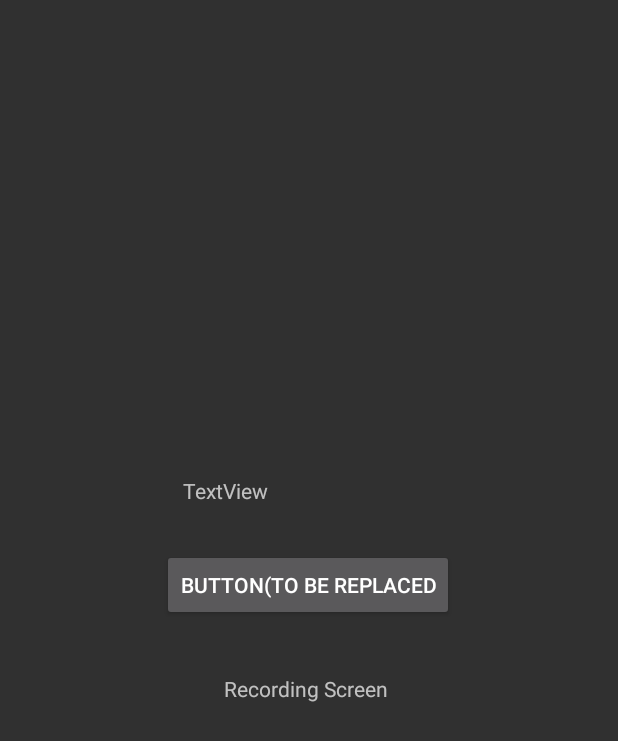
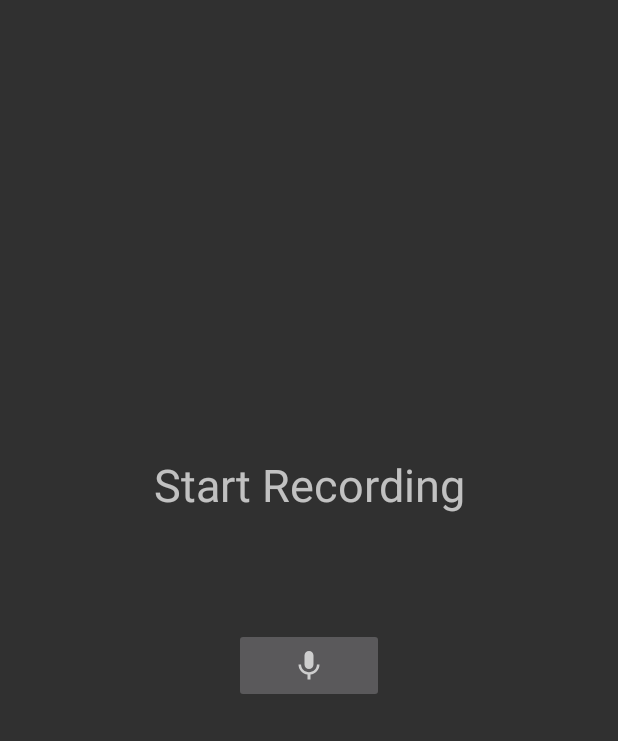
Before and after one commit to zchen665/Meowsic, an Android app: the NewRecording screen opened directly, with no data from a screen before it, on a phone screen of 412 x 824 dp. Shown: the top 741 px of the screen. Run offline under Robolectric (Android 15) with nearby library versions, the phone set to English and light mode, and no system bars.

Commit message:
record screen

```diff
--- a/app/src/main/java/com/example/meowsic/NewRecording.java
+++ b/app/src/main/java/com/example/meowsic/NewRecording.java
@@ -4,6 +4,7 @@ import android.content.Intent;
 import android.os.Bundle;
 import android.view.View;
 import android.widget.Button;
+import android.widget.ImageButton;
 import android.widget.TextView;
 
 import androidx.appcompat.app.AppCompatActivity;
@@ -15,11 +16,11 @@ public class NewRecording extends AppCompatActivity {
         super.onCreate(savedInstanceState);
         setContentView(R.layout.new_recording);
 
-        TextView textView2 = findViewById(R.id.textView2);
+        //TextView textView2 = findViewById(R.id.textView2);
         Intent intent = getIntent();
-        textView2.setText("Recording Screen");
+        //textView2.setText("Recording Screen");
 
-        Button checkRecording = (Button) findViewById(R.id.button);
+        ImageButton checkRecording = (ImageButton) findViewById(R.id.button);
 
         checkRecording.setOnClickListener(new View.OnClickListener(){
         public void onClick(View v){
--- /dev/null
+++ b/app/src/main/res/drawable/ic_baseline_mic_24.xml
@@ -0,0 +1,10 @@
+<vector xmlns:android="http://schemas.android.com/apk/res/android"
+    android:width="24dp"
+    android:height="24dp"
+    android:viewportWidth="24"
+    android:viewportHeight="24"
+    android:tint="?attr/colorControlNormal">
+  <path
+      android:fillColor="@android:color/white"
+      android:pathData="M12,14c1.66,0 2.99,-1.34 2.99,-3L15,5c0,-1.66 -1.34,-3 -3,-3S9,3.34 9,5v6c0,1.66 1.34,3 3,3zM17.3,11c0,3 -2.54,5.1 -5.3,5.1S6.7,14 6.7,11L5,11c0,3.41 2.72,6.23 6,6.72L11,21h2v-3.28c3.28,-0.48 6,-3.3 6,-6.72h-1.7z"/>
+</vector>
--- a/app/src/main/res/layout/new_recording.xml
+++ b/app/src/main/res/layout/new_recording.xml
@@ -5,38 +5,32 @@
     android:layout_width="match_parent"
     android:layout_height="match_parent">
 
-    <TextView
-        android:id="@+id/textView2"
-        android:layout_width="wrap_content"
-        android:layout_height="wrap_content"
-        android:text="need a microphone icon here: tap to start recording"
+
+    <ImageButton
+        android:id="@+id/button"
+        android:layout_width="100dp"
+        android:layout_height="50dp"
+        android:layout_marginBottom="30dp"
         app:layout_constraintBottom_toBottomOf="parent"
-        app:layout_constraintEnd_toEndOf="parent"
-        app:layout_constraintHorizontal_bias="0.494"
-        app:layout_constraintStart_toStartOf="parent"
+        app:layout_constraintHorizontal_bias="0.5"
+        app:layout_constraintLeft_toLeftOf="parent"
+        app:layout_constraintRight_toRightOf="parent"
         app:layout_constraintTop_toTopOf="parent"
-        app:layout_constraintVertical_bias="0.558" />
-
-    <Button
-        android:id="@+id/button"
-        android:layout_width="wrap_content"
-        android:layout_height="wrap_content"
-        android:layout_marginBottom="30dp"
-        android:text="Button(to be replaced"
-        app:layout_constraintBottom_toTopOf="@+id/textView2"
-        app:layout_constraintEnd_toEndOf="parent"
-        app:layout_constraintHorizontal_bias="0.498"
-        app:layout_constraintStart_toStartOf="parent"
-        app:layout_constraintTop_toTopOf="parent"
-        app:layout_constraintVertical_bias="0.985" />
+        app:layout_constraintVertical_bias="0.563"
+        app:srcCompat="@drawable/ic_baseline_mic_24" />
 
     <TextView
         android:id="@+id/textView3"
         android:layout_width="wrap_content"
         android:layout_height="wrap_content"
-        android:layout_marginStart="14dp"
-        android:layout_marginBottom="29dp"
-        android:text="TextView"
+        android:textSize="30dp"
+        android:text="Start Recording"
+        app:layout_constraintBottom_toBottomOf="parent"
         app:layout_constraintBottom_toTopOf="@+id/button"
-        app:layout_constraintStart_toStartOf="@+id/button" />
+        app:layout_constraintHorizontal_bias="0.5"
+        app:layout_constraintLeft_toLeftOf="parent"
+        app:layout_constraintRight_toRightOf="parent"
+        app:layout_constraintTop_toTopOf="parent"
+        app:layout_constraintVertical_bias="0.8" />
+
 </androidx.constraintlayout.widget.ConstraintLayout>
--- a/build.gradle
+++ b/build.gradle
@@ -5,7 +5,7 @@ buildscript {
         mavenCentral()
     }
     dependencies {
-        classpath "com.android.tools.build:gradle:7.0.2"
+        classpath 'com.android.tools.build:gradle:7.0.3'
 
         // NOTE: Do not place your application dependencies here; they belong
         // in the individual module build.gradle files
```
